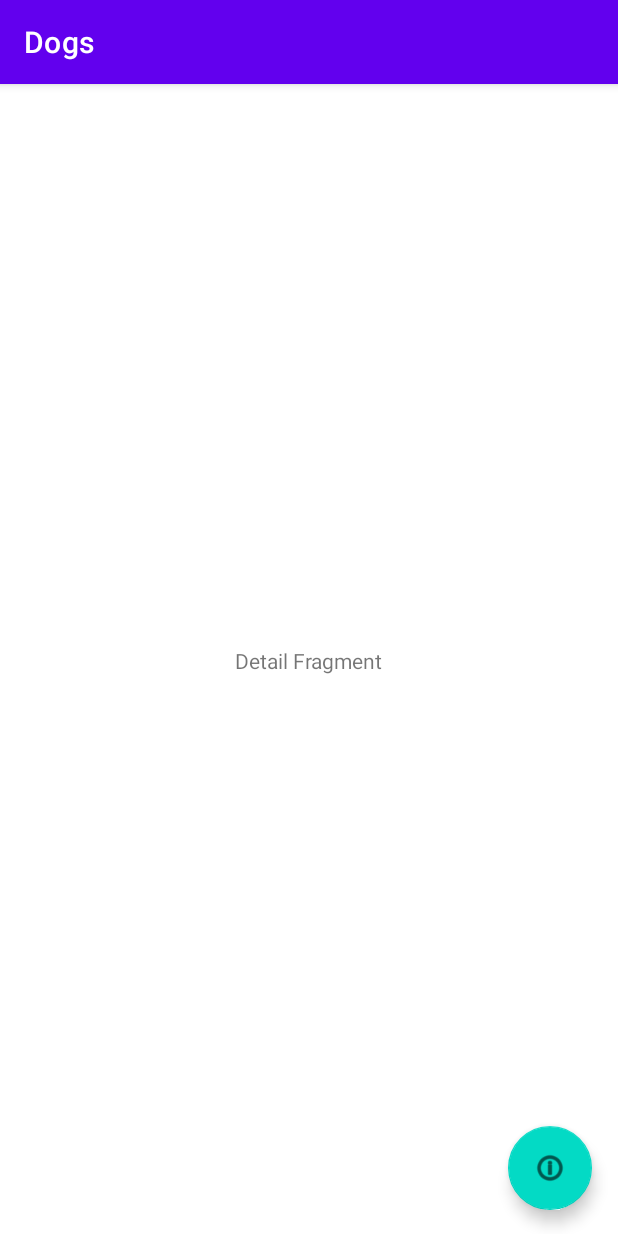
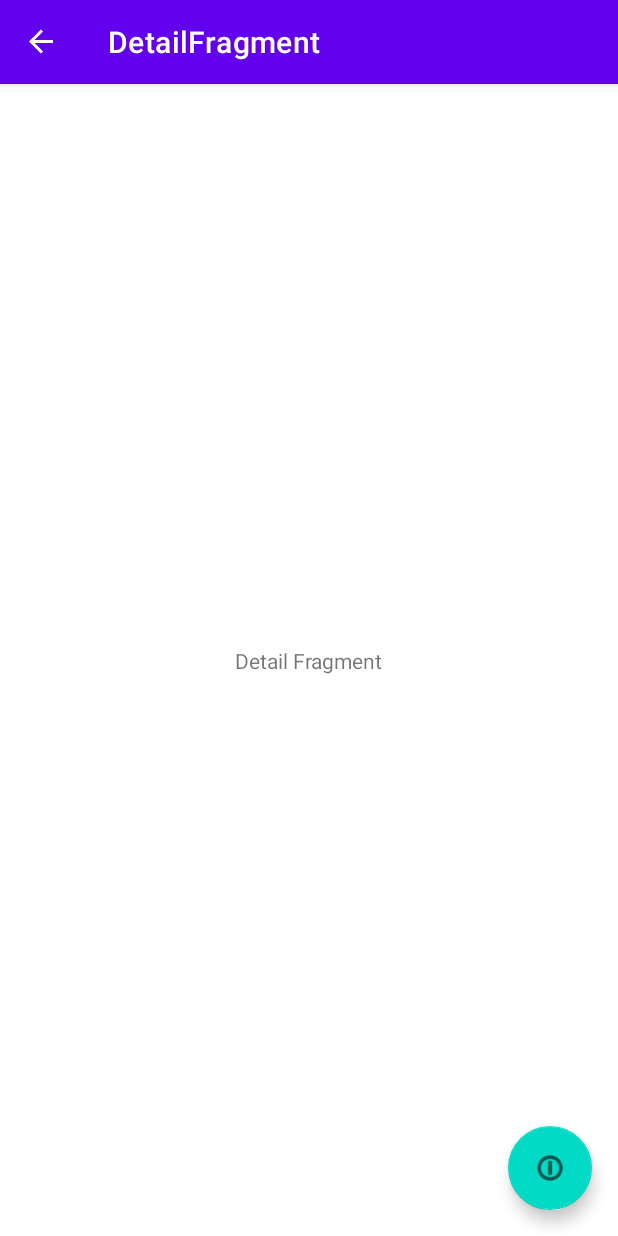
Before and after one commit to adalbertofjr/dogs, an Android app: the screen it shows after launch (MainActivity), after a tap on "detail fragment", on a phone screen of 412 x 824 dp. Run offline under Robolectric (Android 15) with nearby library versions, the phone set to English and light mode, and no system bars; our stand-ins replace data binding, navigation-ui.

Commit message:
Adicionando botão voltar

```diff
--- a/app/src/main/java/br/com/adalbertofjr/dogs/view/MainActivity.kt
+++ b/app/src/main/java/br/com/adalbertofjr/dogs/view/MainActivity.kt
@@ -2,11 +2,25 @@ package br.com.adalbertofjr.dogs.view
 
 import androidx.appcompat.app.AppCompatActivity
 import android.os.Bundle
+import androidx.navigation.NavController
+import androidx.navigation.Navigation
+import androidx.navigation.ui.NavigationUI
 import br.com.adalbertofjr.dogs.R
 
 class MainActivity : AppCompatActivity() {
+    private lateinit var navController: NavController
+
     override fun onCreate(savedInstanceState: Bundle?) {
         super.onCreate(savedInstanceState)
         setContentView(R.layout.activity_main)
+
+        // Add button back with navigation controller
+        navController = Navigation.findNavController(this, R.id.fragment)
+        NavigationUI.setupActionBarWithNavController(this, navController)
+    }
+
+    // Action to button back with navigation controller
+    override fun onSupportNavigateUp(): Boolean {
+        return NavigationUI.navigateUp(navController, null)
     }
 }
--- a/app/src/main/res/layout/activity_main.xml
+++ b/app/src/main/res/layout/activity_main.xml
@@ -6,8 +6,8 @@
     android:layout_height="match_parent"
     tools:context=".view.MainActivity">
 
-    <androidx.fragment.app.FragmentContainerView
-        android:id="@+id/fragmentContainerView"
+    <fragment
+        android:id="@+id/fragment"
         android:name="androidx.navigation.fragment.NavHostFragment"
         android:layout_width="0dp"
         android:layout_height="0dp"
```
